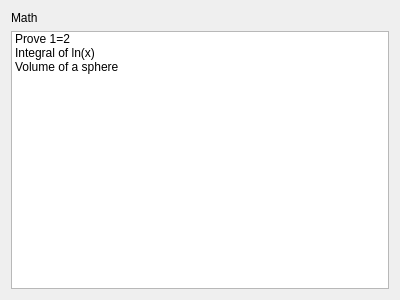
The window that PrototypeGUI/communitiestab.ui (CordusBailey02/CSC-532-Project) describes before a commit, drawn with Qt 5.
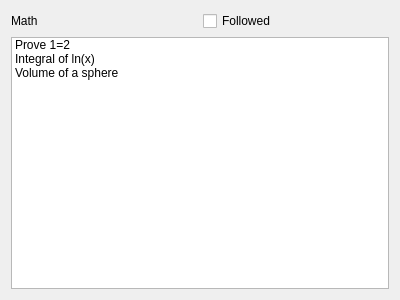
The same window after the commit.

Commit message:
Followed Checkbox
Just added a check box button for the Communities Tab

What changed in the file:
```diff
--- a/PrototypeGUI/communitiestab.ui
+++ b/PrototypeGUI/communitiestab.ui
@@ -15,11 +15,22 @@
   </property>
   <layout class="QVBoxLayout" name="verticalLayout">
    <item>
+    <layout class="QHBoxLayout" name="horizontalLayout_5">
+     <item>
     <widget class="QLabel" name="label">
      <property name="text">
       <string>Math</string>
      </property>
     </widget>
+     </item>
+     <item>
+      <widget class="QCheckBox" name="checkBox">
+       <property name="text">
+        <string>Followed</string>
+       </property>
+      </widget>
+     </item>
+    </layout>
    </item>
    <item>
     <widget class="QListWidget" name="listWidget">
```
Lines whose indentation alone changed are shown as unchanged.
